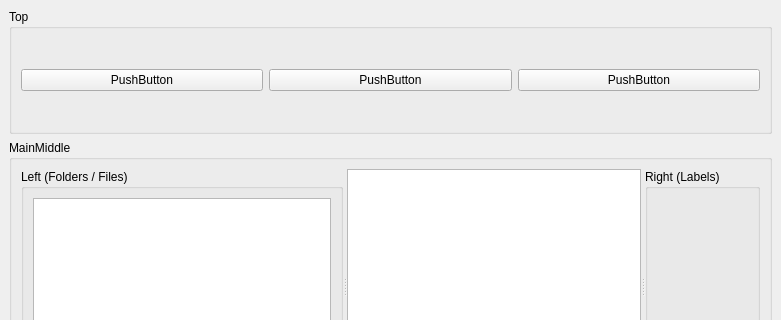
This is src/mainwindow.ui in j-kallwies/yolo_annotator as Qt 5 draws it before an edit; both pictures show x 0 to 781 and y 0 to 320 of the 781 by 554 pixel window. The edited form follows.
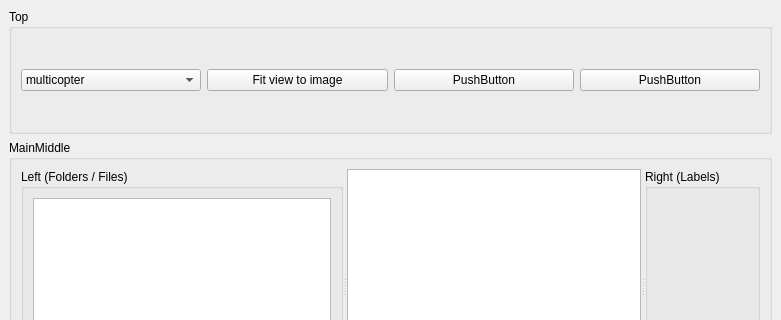
This is the edited form. Custom widgets are drawn as their Qt base class.

```diff
--- a/src/mainwindow.ui
+++ b/src/mainwindow.ui
@@ -22,9 +22,34 @@
       </property>
       <layout class="QHBoxLayout" name="horizontalLayout_2">
        <item>
-        <widget class="QPushButton" name="pushButton">
+        <widget class="QComboBox" name="active_label_combobox">
+         <item>
+          <property name="text">
+           <string>multicopter</string>
+          </property>
+         </item>
+         <item>
+          <property name="text">
+           <string>fixedwing</string>
+          </property>
+         </item>
+         <item>
+          <property name="text">
+           <string>helicopter</string>
+          </property>
+         </item>
+        </widget>
+       </item>
+       <item>
+        <widget class="QPushButton" name="fit_view_button">
          <property name="text">
-          <string>PushButton</string>
+          <string>Fit view to image</string>
+         </property>
+         <property name="checkable">
+          <bool>true</bool>
+         </property>
+         <property name="checked">
+          <bool>false</bool>
          </property>
         </widget>
        </item>
```
